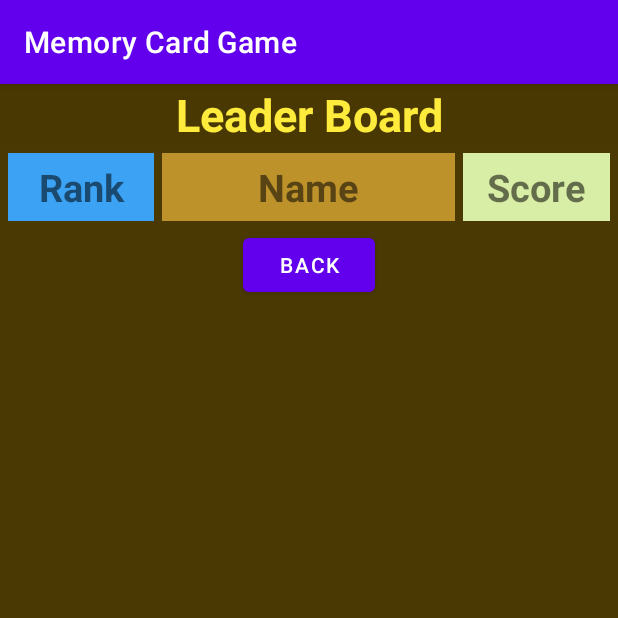
After one commit to yunting14/Simple_Memory_Game_Android, an Android app: the LeaderBoard screen opened directly, with no data from a screen before it, on a phone screen of 412 x 824 dp, the top half of it. The commit adds this screen. Run offline under Robolectric (Android 15) with nearby library versions, the phone set to English and light mode, and no system bars.

Commit message:
merge leaderboard

```diff
--- /dev/null
+++ b/app/src/main/java/iss/workshop/android_ca/LeaderBoard.java
@@ -0,0 +1,95 @@
+package iss.workshop.android_ca;
+
+import android.content.Intent;
+import android.os.Bundle;
+import android.view.View;
+import android.widget.AdapterView;
+import android.widget.Button;
+import android.widget.ListView;
+
+import androidx.appcompat.app.AppCompatActivity;
+
+import java.io.FileInputStream;
+import java.io.FileOutputStream;
+import java.io.IOException;
+import java.io.ObjectInputStream;
+import java.io.ObjectOutputStream;
+import java.util.ArrayList;
+import java.util.HashMap;
+import java.util.LinkedHashMap;
+import java.util.Map;
+import java.util.stream.Collectors;
+
+public class LeaderBoard extends AppCompatActivity {
+
+    ArrayList<String> names;
+    ArrayList<Integer>scores;
+    Button backButt;
+
+    @Override
+    protected void onCreate(Bundle savedInstanceState) {
+        super.onCreate(savedInstanceState);
+        setContentView(R.layout.activity_leader_board);
+
+        Intent intent = getIntent();
+        names = intent.getStringArrayListExtra("names");
+        scores = intent.getIntegerArrayListExtra("scores");
+
+        ListView listView = findViewById(R.id.listView);
+        if (listView != null) {
+            listView.setAdapter(new ListAdapter(this, names, scores));
+        }
+
+        backButt = findViewById(R.id.mBackButt);
+        backButt.setOnClickListener(new View.OnClickListener() {
+            @Override
+            public void onClick(View view) {
+
+                startHomePage();
+            }
+        });
+
+
+    }
+
+    private void startHomePage(){
+        Intent intent = new Intent(this, MainActivity.class);
+        startActivity(intent);
+    }
+
+    public static void saveLeaderBoard(HashMap<String,Integer> scoreList){
+
+        HashMap<String, Integer> sortedHM = scoreList.entrySet().stream()
+                .sorted((x, y)-> y.getValue().compareTo(x.getValue())).collect(Collectors
+                        .toMap(Map.Entry::getKey,Map.Entry::getValue,(e1, e2) -> e1, LinkedHashMap::new));
+        try
+        {
+            FileOutputStream fileOutputStream = new FileOutputStream("scoreList.bin");
+            ObjectOutputStream objectOutputStream= new ObjectOutputStream(fileOutputStream);
+
+            objectOutputStream.writeObject(sortedHM);
+            objectOutputStream.close();
+        } catch (IOException e) {
+            e.printStackTrace();
+        }
+    }
+
+    public static HashMap<String,Integer> loadLeaderBoard(){
+        HashMap<String,Integer> scoreList = null;
+        try
+        {
+            FileInputStream fileInputStream  = new FileInputStream("scoreList.bin");
+            ObjectInputStream objectInputStream = new ObjectInputStream(fileInputStream);
+
+            scoreList = (HashMap) objectInputStream.readObject();
+            objectInputStream.close();
+            return scoreList;
+        }
+        catch(ClassNotFoundException | IOException | ClassCastException e) {
+            e.printStackTrace();
+        }
+        return scoreList;
+    }
+
+
+}
--- /dev/null
+++ b/app/src/main/java/iss/workshop/android_ca/ListAdapter.java
@@ -0,0 +1,57 @@
+package iss.workshop.android_ca;
+
+import android.app.Activity;
+import android.content.Context;
+import android.view.LayoutInflater;
+import android.view.View;
+import android.view.ViewGroup;
+import android.widget.ArrayAdapter;
+import android.widget.TextView;
+
+import androidx.annotation.NonNull;
+
+import java.util.ArrayList;
+import java.util.Arrays;
+import java.util.HashMap;
+import java.util.LinkedHashMap;
+import java.util.Map;
+import java.util.stream.Collectors;
+
+public class ListAdapter extends ArrayAdapter<Object> {
+
+    private final Context context;
+    private ArrayList<Integer> scores ;
+    protected ArrayList<String> names;
+    int rankNum;
+
+    public ListAdapter(Context context, ArrayList<String> names, ArrayList<Integer> scores) {
+        super(context, R.layout.row);
+        this.context = context;
+        rankNum =1;
+        this.names = names;
+        this.scores = scores;
+        if(names != null){
+            addAll(new Object[names.size()]);
+        }
+    }
+
+
+    public View getView(int pos, View view, @NonNull ViewGroup parent){
+        if(view == null){
+            LayoutInflater inflater = (LayoutInflater) context.getSystemService(Activity.LAYOUT_INFLATER_SERVICE);
+            view = inflater.inflate(R.layout.row,parent,false);
+        }
+        if(names != null){
+            TextView rank = view.findViewById(R.id.rankNumber);
+            rank.setText(String.valueOf(rankNum));
+            rankNum++;
+
+            TextView name = view.findViewById(R.id.rankPlayerName);
+            name.setText(names.get(pos));
+
+            TextView score = view.findViewById(R.id.rankPlayerScore);
+            score.setText(String.valueOf(scores.get(pos)));
+        }
+        return view;
+    }
+}
--- /dev/null
+++ b/app/src/main/res/layout/activity_leader_board.xml
@@ -0,0 +1,101 @@
+<?xml version="1.0" encoding="utf-8"?>
+<androidx.constraintlayout.widget.ConstraintLayout
+    xmlns:android="http://schemas.android.com/apk/res/android"
+    xmlns:tools="http://schemas.android.com/tools"
+    android:layout_width="match_parent"
+    android:layout_height="match_parent"
+    xmlns:app="http://schemas.android.com/apk/res-auto"
+    android:background="#4A3903"
+    tools:context=".MainActivity">
+
+    <LinearLayout
+        android:id="@+id/LBLL1"
+        android:layout_width="match_parent"
+        android:layout_height="wrap_content"
+        android:layout_marginBottom="584dp"
+        android:orientation="horizontal"
+        app:layout_constraintTop_toTopOf="parent"
+        android:gravity="center">
+
+        <TextView
+            android:layout_width="0dp"
+            android:layout_height="match_parent"
+            android:text="Leader Board"
+            android:background="#974A3903"
+            android:layout_weight="1"
+            android:textSize="30sp"
+            android:textColor="#FFEB3B"
+            android:textStyle="bold"
+            android:textAlignment="center"/>
+    </LinearLayout>
+
+    <LinearLayout
+        android:id="@+id/LBLL2"
+        android:layout_width="match_parent"
+        android:layout_height="wrap_content"
+        android:layout_marginBottom="584dp"
+        android:orientation="horizontal"
+        app:layout_constraintTop_toBottomOf="@id/LBLL1">
+
+        <TextView
+            android:layout_width="0dp"
+            android:layout_height="match_parent"
+            android:text="Rank"
+            android:layout_weight="1"
+            android:textSize="25sp"
+            android:textStyle="bold"
+            android:background="#3BA2F4"
+            android:padding="5dp"
+            android:layout_margin="5dp"
+            android:textAlignment="center"/>
+
+        <TextView
+            android:layout_width="0dp"
+            android:layout_height="match_parent"
+            android:text="Name"
+            android:layout_weight="2"
+            android:background="#CEDAA733"
+            android:padding="5dp"
+            android:layout_marginTop="5dp"
+            android:layout_marginBottom="5dp"
+            android:textAlignment="center"
+            android:textSize="25sp"
+            android:textStyle="bold"/>
+
+        <TextView
+            android:layout_width="0dp"
+            android:layout_height="match_parent"
+            android:text="Score"
+            android:layout_weight="1"
+            android:background="#D8EDA5"
+            android:padding="5dp"
+            android:layout_margin="5dp"
+            android:textAlignment="center"
+            android:textSize="25sp"
+            android:textStyle="bold"/>
+    </LinearLayout>
+    <LinearLayout
+        android:id="@+id/layoutListView"
+        android:layout_width="match_parent"
+        android:layout_height="wrap_content"
+        android:orientation="vertical"
+        app:layout_constraintTop_toBottomOf="@id/LBLL2">
+        <ListView
+            android:id="@+id/listView"
+            android:layout_width="match_parent"
+            android:layout_height="match_parent"
+            android:divider="#e5e5ff"
+            android:dividerHeight="1dp"
+            app:layout_constraintTop_toBottomOf="@+id/LBLL2"
+            tools:layout_editor_absoluteX="0dp" />
+    </LinearLayout>
+    <Button
+        android:id="@+id/mBackButt"
+        android:layout_width="wrap_content"
+        android:layout_height="wrap_content"
+        app:layout_constraintLeft_toLeftOf="parent"
+        app:layout_constraintTop_toBottomOf="@+id/layoutListView"
+        app:layout_constraintRight_toRightOf="parent"
+        android:text="Back"/>
+
+</androidx.constraintlayout.widget.ConstraintLayout>
```
Also changed, not shown: app/src/main/AndroidManifest.xml (+14 -8 lines), app/src/main/java/iss/workshop/android_ca/MainActivity.java (+31 -1 lines), app/src/main/java/iss/workshop/android_ca/MainActivity2.java (+18 -2 lines), app/src/main/res/layout/activity_main.xml (+8 -0 lines), app/src/main/res/layout/row.xml (added, +44 -0 lines).
